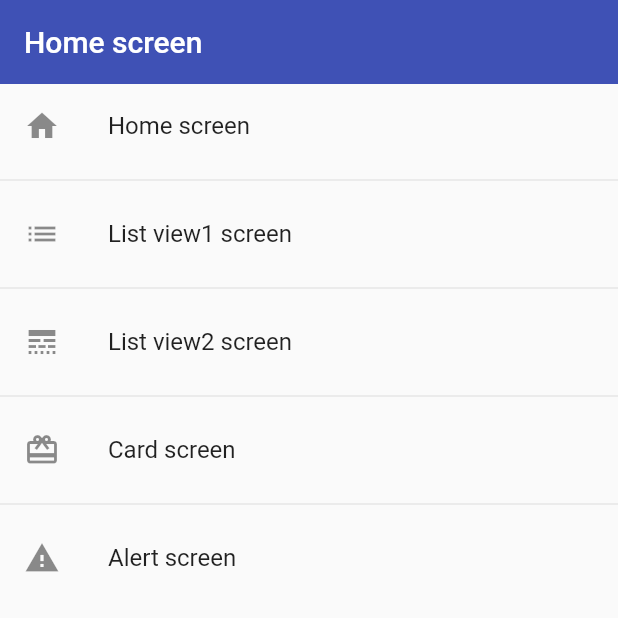
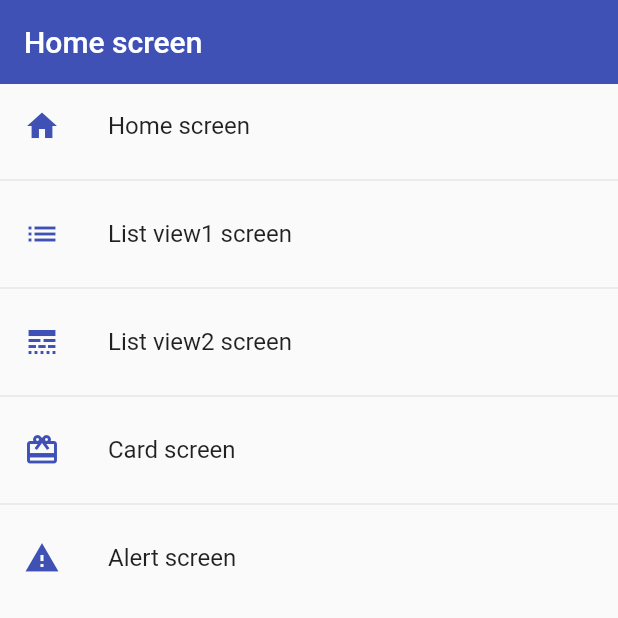
Before and after one commit to amaury-soto/flutter_components_app, a Flutter app: the screen it shows after launch, on a phone screen of 412 x 824 dp, the top half of it. Run offline on Flutter 3.47's test engine with Material 2 defaults, Android fonts, the phone set to English and light mode, and no system bars.

Commit message:
final listview component

```diff
--- a/lib/main.dart
+++ b/lib/main.dart
@@ -1,5 +1,6 @@
 import 'package:fl_components/router/app_routes.dart';
 import 'package:fl_components/screens/screens.dart';
+import 'package:fl_components/theme/app_theme.dart';
 import 'package:flutter/material.dart';
 
 void main() => runApp(const MyApp());
@@ -17,6 +18,7 @@ class MyApp extends StatelessWidget {
       routes: AppRoutes.getAppRoutes(),
       //onGenerateRoute: (settings) => AppRoutes.onGenerateRoute(settings),
       onGenerateRoute: AppRoutes.onGenerateRoute,
+      theme: AppTheme.lightTheme
     );
   }
 }
--- a/lib/screens/home_screen.dart
+++ b/lib/screens/home_screen.dart
@@ -1,4 +1,5 @@
 import 'package:fl_components/router/app_routes.dart';
+import 'package:fl_components/theme/app_theme.dart';
 import 'package:flutter/material.dart';
 
 class HomeScreen extends StatelessWidget {
@@ -9,13 +10,12 @@ class HomeScreen extends StatelessWidget {
     return Scaffold(
         appBar: AppBar(
           title: const Text('Home screen'),
-          backgroundColor: Colors.indigo,
-          elevation: 0,
+
         ),
         body: ListView.separated(
             itemBuilder: (context, index) => ListTile(
                   title: Text(AppRoutes.menuOptions[index].name),
-                  leading: Icon(AppRoutes.menuOptions[index].icon),
+                  leading: Icon(AppRoutes.menuOptions[index].icon, color: AppTheme.primary,),
                   onTap: () {
                     //final route = MaterialPageRoute(builder: ((context) => const Listview1Screen()));
                     //Navigator.push(context, route);
--- a/lib/screens/listview2_screen.dart
+++ b/lib/screens/listview2_screen.dart
@@ -9,8 +9,6 @@ class Listview2Screen extends StatelessWidget {
     return Scaffold(
       appBar: AppBar(
         title: const Text('AppBar Listview 2'),
-        elevation: 0,
-        backgroundColor: Colors.indigo,
       ),
       body: ListView.separated(
         itemCount: options.length,
--- /dev/null
+++ b/lib/theme/app_theme.dart
@@ -0,0 +1,13 @@
+import 'package:flutter/material.dart';
+
+class AppTheme {
+  static const Color primary = Colors.indigo;
+
+  static final ThemeData lightTheme = ThemeData.light().copyWith(
+      //primary color
+      primaryColor: Colors.indigo,
+      appBarTheme: const AppBarTheme(
+        color: primary,
+        elevation: 0,
+      ));
+}
```
